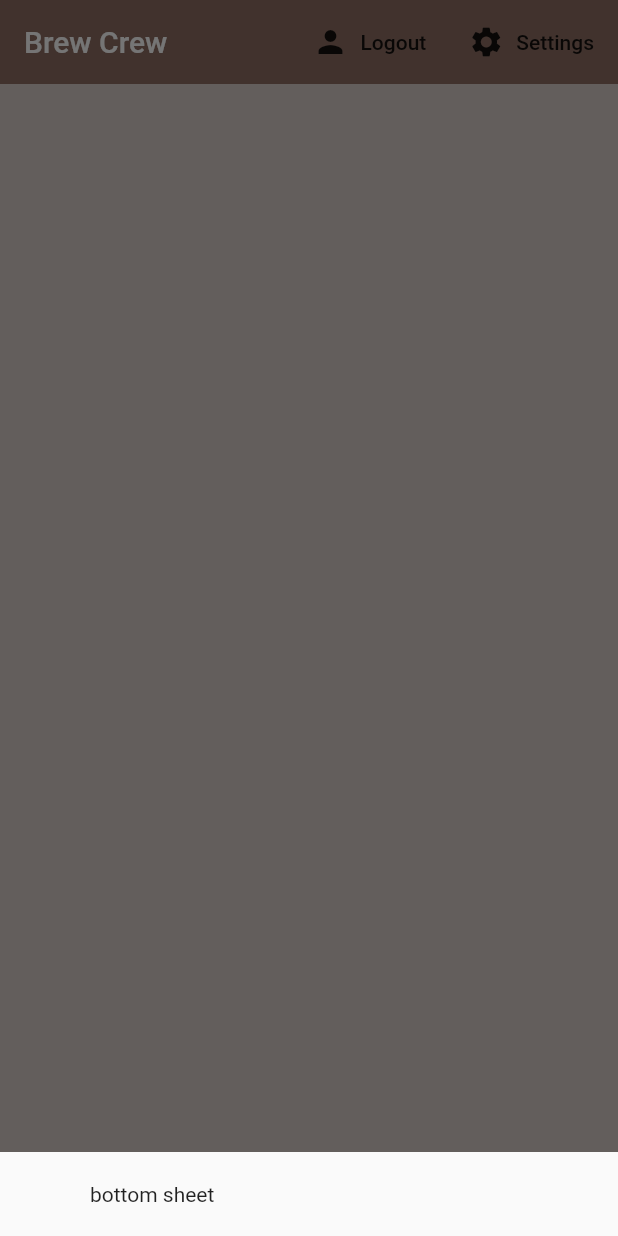
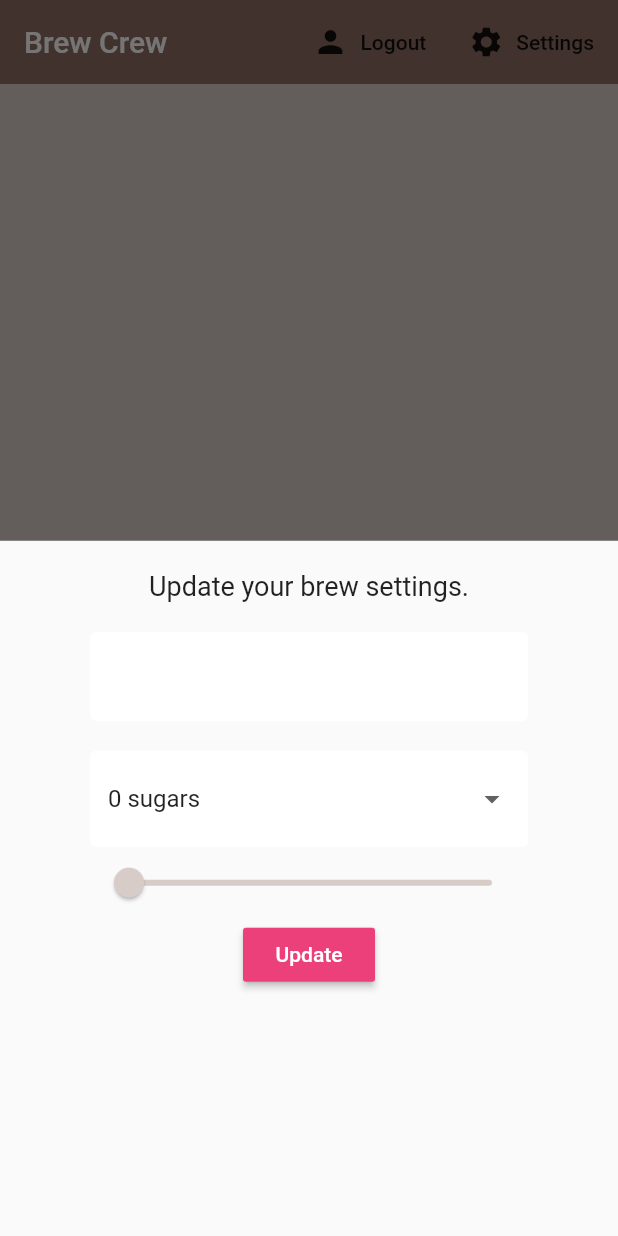
Before and after one commit to arifikhsan/flutter_brew, a Flutter app: the screen it shows once a user with an empty profile is signed in, after a tap on "Settings", on a phone screen of 412 x 824 dp. Run offline on Flutter 3.47's test engine with Material 2 defaults, Android fonts, the phone set to English and light mode, and no system bars; our stand-ins replace cloud_firestore, firebase_auth, flutter_spinkit; accounts and stored records are empty.

```diff
--- a/lib/screen/home/home_screen.dart
+++ b/lib/screen/home/home_screen.dart
@@ -1,6 +1,7 @@
 import 'package:flutter/material.dart';
 import 'package:flutter_brew/model/brew.dart';
 import 'package:flutter_brew/screen/home/widget/brew_list.dart';
+import 'package:flutter_brew/screen/home/widget/setting_form.dart';
 import 'package:flutter_brew/service/authentication_service.dart';
 import 'package:flutter_brew/service/database_service.dart';
 import 'package:provider/provider.dart';
@@ -16,7 +17,7 @@ class HomeScreen extends StatelessWidget {
         builder: (BuildContext context) {
           return Container(
             padding: EdgeInsets.symmetric(vertical: 20, horizontal: 60),
-            child: Text('bottom sheet'),
+            child: SettingForm(),
           );
         },
       );
--- a/lib/screen/home/widget/brew_list.dart
+++ b/lib/screen/home/widget/brew_list.dart
@@ -14,11 +14,11 @@ class _BrewListState extends State<BrewList> {
     final brews = Provider.of<List<Brew>>(context);
 
     // foreach was called on null
-    brews.forEach((brew) {
-      print(brew.name);
-      print(brew.sugars);
-      print(brew.strength);
-    });
+//    brews.forEach((brew) {
+//      print(brew.name);
+//      print(brew.sugars);
+//      print(brew.strength);
+//    });
 
     return ListView.builder(
       itemCount: brews.length,
--- /dev/null
+++ b/lib/screen/home/widget/setting_form.dart
@@ -0,0 +1,86 @@
+import 'package:flutter/material.dart';
+import 'package:flutter_brew/style/decoration.dart';
+
+class SettingForm extends StatefulWidget {
+  @override
+  _SettingFormState createState() => _SettingFormState();
+}
+
+class _SettingFormState extends State<SettingForm> {
+  final _formKey = GlobalKey<FormState>();
+  final List<String> sugars = ['0', '1', '2', '3', '4'];
+
+  String _currentName;
+  String _currentSugars;
+  int _currentStrength;
+
+  @override
+  Widget build(BuildContext context) {
+    return Form(
+      key: _formKey,
+      child: Column(
+        children: <Widget>[
+          Text(
+            'Update your brew settings.',
+            style: TextStyle(fontSize: 18),
+          ),
+          SizedBox(height: 20),
+          TextFormField(
+            decoration: textInputDecoration,
+            validator: (value) => value.isEmpty ? 'Please enter a name' : null,
+            onChanged: (value) {
+              setState(() {
+                _currentName = value;
+              });
+            },
+          ),
+          SizedBox(height: 20),
+          // dropdown
+          DropdownButtonFormField(
+            decoration: textInputDecoration,
+            value: _currentSugars ?? '0',
+            items: sugars.map((sugar) {
+              return DropdownMenuItem(
+                value: sugar,
+                child: Text('$sugar sugars'),
+              );
+            }).toList(),
+            onChanged: (value) {
+              setState(() {
+                _currentSugars = value;
+              });
+            },
+          ),
+          Slider(
+            min: 100,
+            max: 900,
+            divisions: 8,
+            value: (_currentStrength ?? 100).toDouble(),
+            activeColor: Colors.brown[(_currentStrength ?? 100)],
+            inactiveColor: Colors.brown[(_currentStrength ?? 100)],
+            onChanged: (double value) {
+              setState(() {
+                _currentStrength = value.round();
+              });
+            },
+          ),
+          // slider
+          RaisedButton(
+            color: Colors.pink.shade400,
+            child: Text(
+              'Update',
+              style: TextStyle(
+                color: Colors.white,
+              ),
+            ),
+            onPressed: () {
+              print(_currentName);
+              print(_currentSugars);
+              print(_currentStrength);
+            },
+          ),
+        ],
+      ),
+    );
+  }
+}
```
